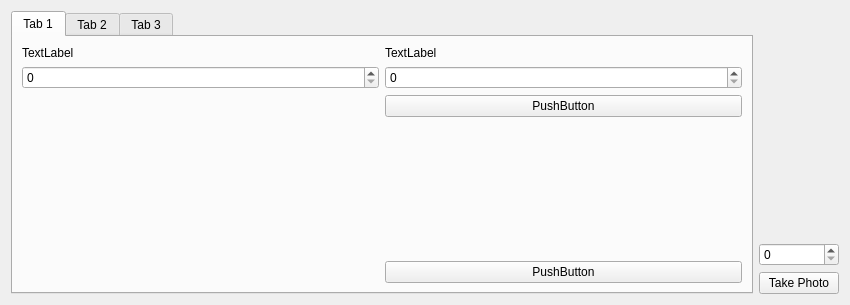
Above: View/frontend/UI/camera_button.ui from FranciscoGauna/Microscopy-Program before the change. Below: the same form after it.
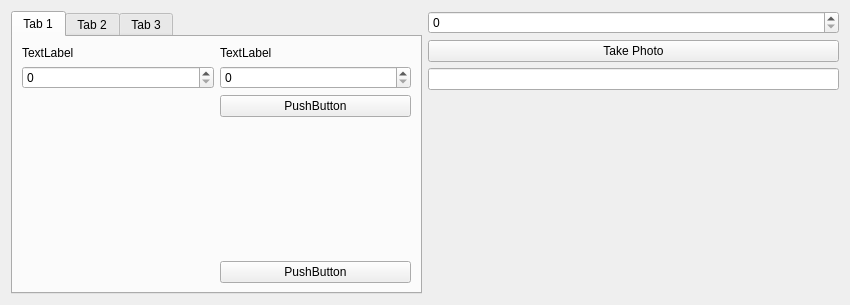
That is the form after the change.

```diff
--- a/View/frontend/UI/camera_button.ui
+++ b/View/frontend/UI/camera_button.ui
@@ -383,28 +383,34 @@
      <item>
       <layout class="QVBoxLayout" name="camera_layout">
        <item>
-        <spacer name="verticalSpacer_7">
+        <widget class="QSpinBox" name="exposure_time_input"/>
+       </item>
+       <item>
+        <widget class="QPushButton" name="snap_button">
+         <property name="text">
+          <string>Take Photo</string>
+         </property>
+        </widget>
+       </item>
+       <item>
+        <layout class="QHBoxLayout" name="image_lt"/>
+       </item>
+       <item>
+        <widget class="QLineEdit" name="mouse_pos_le"/>
+       </item>
+       <item>
+        <spacer name="verticalSpacer_8">
          <property name="orientation">
           <enum>Qt::Vertical</enum>
          </property>
          <property name="sizeHint" stdset="0">
           <size>
            <width>20</width>
-           <height>0</height>
+           <height>40</height>
           </size>
          </property>
         </spacer>
        </item>
-       <item>
-        <widget class="QSpinBox" name="exposure_time_input"/>
-       </item>
-       <item>
-        <widget class="QPushButton" name="snap_button">
-         <property name="text">
-          <string>Take Photo</string>
-         </property>
-        </widget>
-       </item>
       </layout>
      </item>
     </layout>
```
